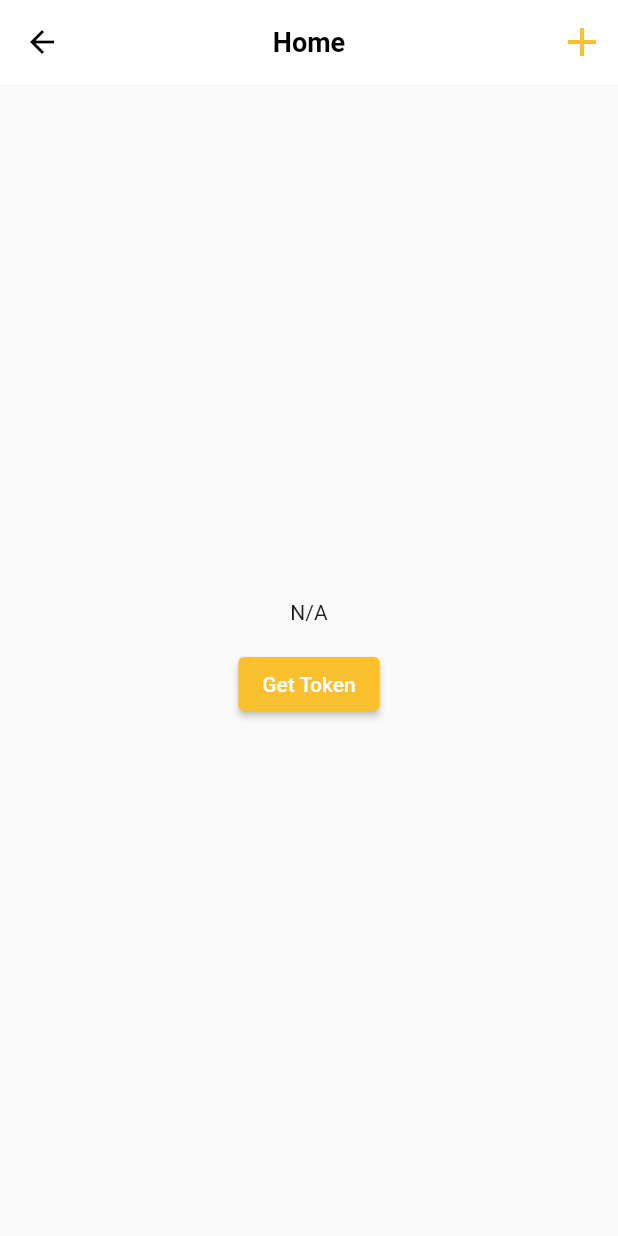
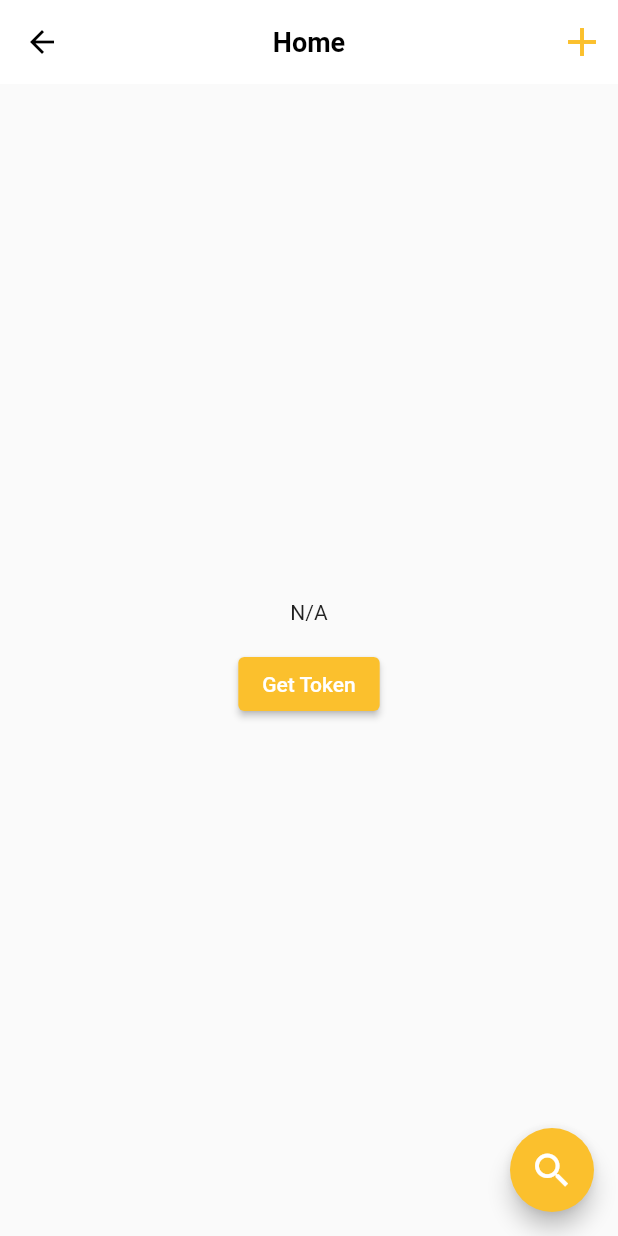
Before and after one commit to Augie33/WPD, a Flutter app: the HomeScreen screen opened directly, on a phone screen of 412 x 824 dp. Run offline on Flutter 3.47's test engine with Material 2 defaults, Android fonts, the phone set to English and light mode, and no system bars; our stand-ins replace bot_toast, dio, flutter_hooks, flutter_riverpod, flutter_secure_storage, freezed_annotation and 6 more; accounts and stored records are empty; network calls fail; Roboto replaces fonts that are missing (Cairo).

Commit message:
add floating action button

```diff
--- a/wpd_app/lib/ui/screens/home_screen.dart
+++ b/wpd_app/lib/ui/screens/home_screen.dart
@@ -60,6 +60,13 @@ class _HomeScreenState extends State<HomeScreen> {
           ],
         ),
       ),
+      floatingActionButton: FloatingActionButton(
+        child: const Icon(
+          Icons.search,
+          size: 30,
+        ),
+        onPressed: () {},
+      ),
     );
   }
 }
```
Also changed, not shown: wpd_app/lib/utils/app_theme.dart (+9 -1 lines).
